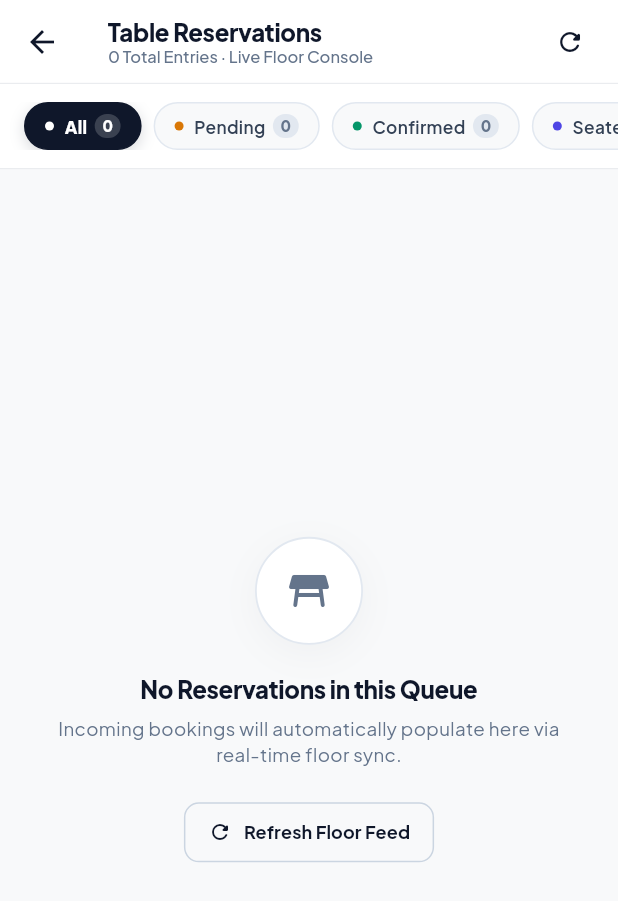
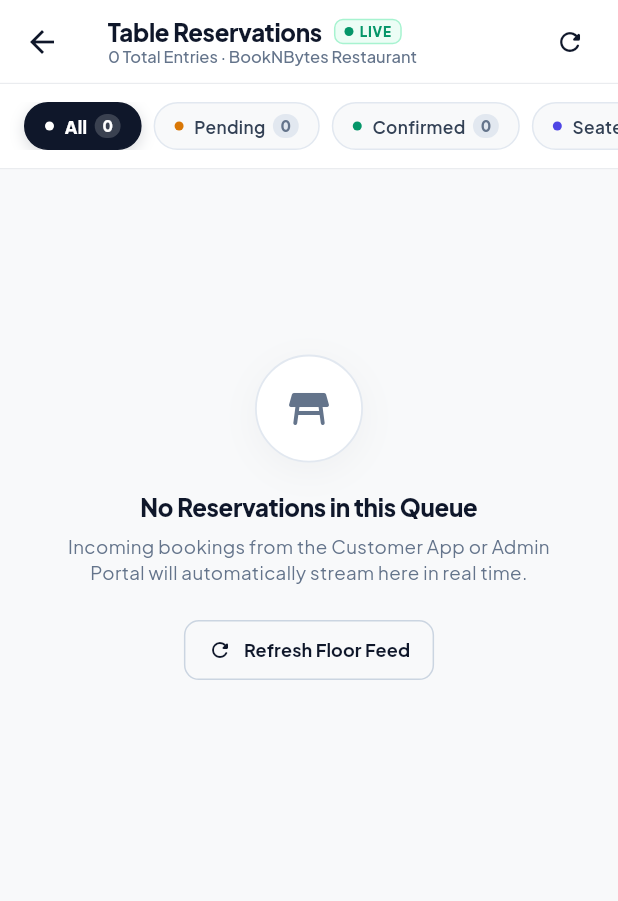
Before and after one commit to shiftlogicx/booknbytes, a Flutter app: the BookingListScreen screen opened directly, after a tap on "Refresh Floor Feed", on a phone screen of 412 x 824 dp. Shown: the top 901 px of the screen. Run offline on Flutter 3.47's test engine with Material 3 defaults, Android fonts, the phone set to English and light mode, and no system bars; our stand-ins replace audioplayers, cached_network_image, cloud_firestore, firebase_auth, firebase_core, firebase_messaging and 7 more; missing offline and left inert: onesignal_flutter; accounts and stored records are empty.

Commit message:
fix: instant booking alerts for iOS/Android, exact customer names, and sync auto-refresh

```diff
--- a/hotel_app/lib/models/booking_model.dart
+++ b/hotel_app/lib/models/booking_model.dart
@@ -75,12 +75,12 @@ class BookingModel {
     }
 
     // Resolve customer info: can come directly, or via joined users table
-    String? resolvedName = map['customer_name'];
-    String? resolvedPhone = map['customer_phone'];
-    if (map['users'] is Map<String, dynamic>) {
+    String? resolvedName = map['customer_name'] ?? map['name'] ?? map['user_name'];
+    String? resolvedPhone = map['customer_phone'] ?? map['phone'] ?? map['phone_number'];
+    if ((resolvedName == null || resolvedName.trim().isEmpty || resolvedName == 'Guest Diner') && map['users'] is Map<String, dynamic>) {
       final userMap = map['users'] as Map<String, dynamic>;
-      resolvedName ??= userMap['name'];
-      resolvedPhone ??= userMap['phone_number'];
+      resolvedName = userMap['name'] ?? resolvedName;
+      resolvedPhone = userMap['phone_number'] ?? resolvedPhone;
     }
 
     return BookingModel(
@@ -109,6 +109,8 @@ class BookingModel {
       'restaurant_id': restaurantId,
       'restaurant_name': restaurantName,
       'party_size': partySize,
+      'customer_name': customerName,
+      'customer_phone': customerPhone,
       'booking_date': date,
       'time_slot': timeSlot,
       'status': status.value,
--- a/hotel_app/lib/screens/bookings/booking_list_screen.dart
+++ b/hotel_app/lib/screens/bookings/booking_list_screen.dart
@@ -7,8 +7,30 @@ import '../../providers/booking_provider.dart';
 import '../../widgets/booking_card.dart';
 import '../../widgets/reservation_success_dialog.dart';
 
-class BookingListScreen extends StatelessWidget {
+class BookingListScreen extends StatefulWidget {
   const BookingListScreen({super.key});
+
+  @override
+  State<BookingListScreen> createState() => _BookingListScreenState();
+}
+
+class _BookingListScreenState extends State<BookingListScreen> {
+  @override
+  void initState() {
+    super.initState();
+    WidgetsBinding.instance.addPostFrameCallback((_) {
+      _refreshData();
+    });
+  }
+
+  void _refreshData() {
+    final auth = Provider.of<AuthProvider>(context, listen: false);
+    final booking = Provider.of<BookingProvider>(context, listen: false);
+    final restId = auth.currentRestaurantId;
+    if (restId.isNotEmpty) {
+      booking.loadBookings(restId);
+    }
+  }
 
   @override
   Widget build(BuildContext context) {
@@ -26,6 +48,8 @@ class BookingListScreen extends StatelessWidget {
         title: Column(
           crossAxisAlignment: CrossAxisAlignment.start,
           children: [
+            Row(
+              children: [
                 const Text(
                   'Table Reservations',
                   style: TextStyle(
@@ -35,13 +59,41 @@ class BookingListScreen extends StatelessWidget {
                     letterSpacing: -0.2,
                   ),
                 ),
+                const SizedBox(width: 8),
+                Container(
+                  padding: const EdgeInsets.symmetric(horizontal: 6, vertical: 2),
+                  decoration: BoxDecoration(
+                    color: const Color(0xFFECFDF5),
+                    borderRadius: BorderRadius.circular(6),
+                    border: Border.all(color: const Color(0xFFA7F3D0)),
+                  ),
+                  child: const Row(
+                    mainAxisSize: MainAxisSize.min,
+                    children: [
+                      CircleAvatar(radius: 3, backgroundColor: Color(0xFF059669)),
+                      SizedBox(width: 4),
                       Text(
-              '${booking.totalCount} Total Entries · Live Floor Console',
+                        'LIVE',
+                        style: TextStyle(
+                          fontSize: 9,
+                          fontWeight: FontWeight.w800,
+                          color: Color(0xFF059669),
+                          letterSpacing: 0.5,
+                        ),
+                      ),
+                    ],
+                  ),
+                ),
+              ],
+            ),
+            Text(
+              '${booking.totalCount} Total Entries · ${auth.currentRestaurantName.isNotEmpty ? auth.currentRestaurantName : "Live Floor Console"}',
               style: const TextStyle(
                 fontSize: 11,
                 color: Color(0xFF64748B),
                 fontWeight: FontWeight.w500,
               ),
+              overflow: TextOverflow.ellipsis,
             ),
           ],
         ),
@@ -51,7 +103,7 @@ class BookingListScreen extends StatelessWidget {
             icon: const Icon(Icons.refresh_rounded, color: Color(0xFF0F172A), size: 20),
             onPressed: () {
               HapticFeedback.lightImpact();
-              booking.loadBookings(auth.currentRestaurantId);
+              _refreshData();
             },
           ),
           const SizedBox(width: 8),
@@ -128,10 +180,24 @@ class BookingListScreen extends StatelessWidget {
               ),
             ),
 
-            // Bookings List
+            // Bookings List with Pull to Refresh
             Expanded(
+              child: RefreshIndicator(
+                onRefresh: () async {
+                  HapticFeedback.lightImpact();
+                  final restId = auth.currentRestaurantId;
+                  if (restId.isNotEmpty) {
+                    await booking.loadBookings(restId);
+                  }
+                },
+                color: const Color(0xFF0F172A),
+                backgroundColor: Colors.white,
                 child: booking.bookings.isEmpty
-                  ? Center(
+                    ? ListView(
+                        physics: const AlwaysScrollableScrollPhysics(parent: BouncingScrollPhysics()),
+                        children: [
+                          SizedBox(height: MediaQuery.of(context).size.height * 0.15),
+                          Center(
                             child: Padding(
                               padding: const EdgeInsets.symmetric(horizontal: 32),
                               child: Column(
@@ -159,9 +225,11 @@ class BookingListScreen extends StatelessWidget {
                                     ),
                                   ),
                                   const SizedBox(height: 18),
-                            const Text(
-                              'No Reservations in this Queue',
-                              style: TextStyle(
+                                  Text(
+                                    booking.filterStatus == 'ALL'
+                                        ? 'No Reservations in this Queue'
+                                        : 'No ${booking.filterStatus} Reservations',
+                                    style: const TextStyle(
                                       color: Color(0xFF0F172A),
                                       fontSize: 16,
                                       fontWeight: FontWeight.w800,
@@ -170,7 +238,7 @@ class BookingListScreen extends StatelessWidget {
                                   ),
                                   const SizedBox(height: 6),
                                   const Text(
-                              'Incoming bookings will automatically populate here via real-time floor sync.',
+                                    'Incoming bookings from the Customer App or Admin Portal will automatically stream here in real time.',
                                     textAlign: TextAlign.center,
                                     style: TextStyle(
                                       color: Color(0xFF64748B),
@@ -188,7 +256,7 @@ class BookingListScreen extends StatelessWidget {
                                     ),
                                     onPressed: () {
                                       HapticFeedback.lightImpact();
-                                booking.loadBookings(auth.currentRestaurantId);
+                                      _refreshData();
                                     },
                                     icon: const Icon(Icons.refresh_rounded, size: 16),
                                     label: const Text('Refresh Floor Feed', style: TextStyle(fontWeight: FontWeight.w700, fontSize: 12)),
@@ -196,9 +264,11 @@ class BookingListScreen extends StatelessWidget {
                                 ],
                               ),
                             ),
+                          ),
+                        ],
                       )
                     : ListView.builder(
-                      physics: const BouncingScrollPhysics(),
+                        physics: const AlwaysScrollableScrollPhysics(parent: BouncingScrollPhysics()),
                         padding: const EdgeInsets.fromLTRB(16, 12, 16, 100),
                         itemCount: booking.bookings.length,
                         itemBuilder: (context, idx) {
@@ -212,6 +282,7 @@ class BookingListScreen extends StatelessWidget {
                             onReject: () => booking.updateStatus(b.bookingId, BookingStatus.cancelled),
                           );
                         },
+                      ),
               ),
             ),
           ],
```
Also changed, not shown: hotel_app/lib/main.dart (+6 -2 lines), hotel_app/lib/providers/booking_provider.dart (+29 -15 lines), 4 other files. Lines whose indentation alone changed are shown as unchanged.
